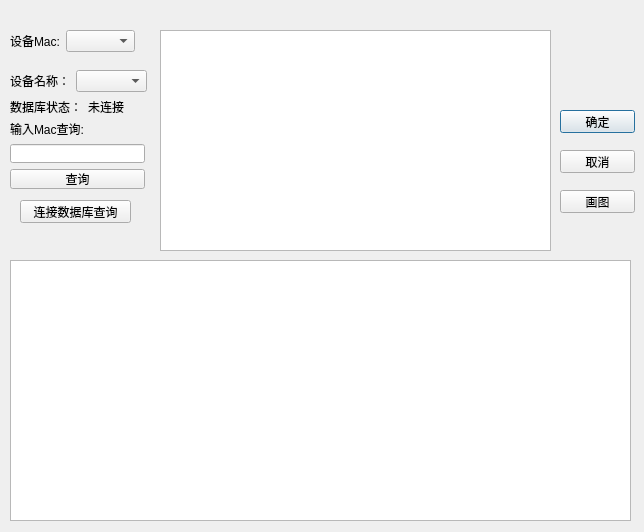
Before: the Qt Designer form dataconfigdialog.ui in WcksOwnCode/SensorManager_Updated, drawn with Qt 5.
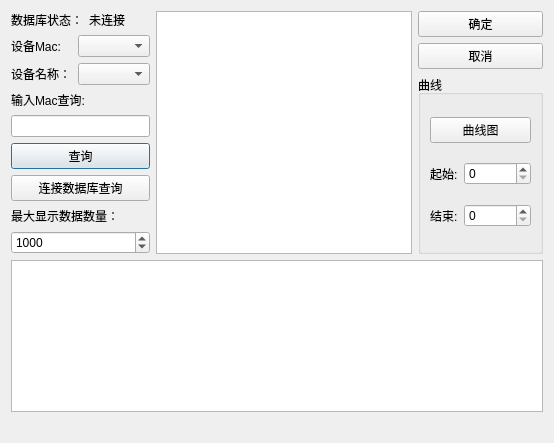
After: the same form once the commit is applied. Custom widgets are drawn as their Qt base class.

Patch:
```diff
--- a/dataconfigdialog.ui
+++ b/dataconfigdialog.ui
@@ -6,84 +6,43 @@
    <rect>
     <x>0</x>
     <y>0</y>
-    <width>644</width>
-    <height>532</height>
+    <width>554</width>
+    <height>443</height>
    </rect>
   </property>
   <property name="windowTitle">
    <string>Dialog</string>
   </property>
-  <widget class="QPushButton" name="Accept_pushButton">
-   <property name="geometry">
-    <rect>
-     <x>560</x>
-     <y>110</y>
-     <width>75</width>
-     <height>23</height>
-    </rect>
-   </property>
+  <layout class="QGridLayout" name="gridLayout">
+   <item row="0" column="0">
+    <layout class="QVBoxLayout" name="verticalLayout_7">
+     <item>
+      <layout class="QHBoxLayout" name="horizontalLayout_6">
+       <item>
+        <layout class="QVBoxLayout" name="verticalLayout_4">
+         <item>
+          <layout class="QVBoxLayout" name="verticalLayout_3">
+           <item>
+            <layout class="QVBoxLayout" name="verticalLayout_2">
+             <item>
+              <layout class="QHBoxLayout" name="horizontalLayout_3">
+               <item>
+                <widget class="QLabel" name="label_3">
    <property name="text">
-    <string>确定</string>
-   </property>
-  </widget>
-  <widget class="QPushButton" name="Cancel_pushButton">
-   <property name="geometry">
-    <rect>
-     <x>560</x>
-     <y>150</y>
-     <width>75</width>
-     <height>23</height>
-    </rect>
-   </property>
+                  <string>数据库状态：</string>
+                 </property>
+                </widget>
+               </item>
+               <item>
+                <widget class="QLabel" name="DataBaseStatu_label">
    <property name="text">
-    <string>取消</string>
-   </property>
-  </widget>
-  <widget class="QPushButton" name="ConnectDB_pushButton">
-   <property name="geometry">
-    <rect>
-     <x>20</x>
-     <y>200</y>
-     <width>111</width>
-     <height>23</height>
-    </rect>
-   </property>
-   <property name="text">
-    <string>连接数据库查询</string>
-   </property>
-  </widget>
-  <widget class="QTableWidget" name="Data_tableWidget">
-   <property name="geometry">
-    <rect>
-     <x>160</x>
-     <y>30</y>
-     <width>391</width>
-     <height>221</height>
-    </rect>
-   </property>
-  </widget>
-  <widget class="QLabel" name="Message_label">
-   <property name="geometry">
-    <rect>
-     <x>10</x>
-     <y>220</y>
-     <width>131</width>
-     <height>61</height>
-    </rect>
-   </property>
-   <property name="text">
-    <string/>
-   </property>
-  </widget>
-  <widget class="QWidget" name="layoutWidget">
-   <property name="geometry">
-    <rect>
-     <x>10</x>
-     <y>30</y>
-     <width>125</width>
-     <height>22</height>
-    </rect>
-   </property>
+                  <string>未连接</string>
+                 </property>
+                </widget>
+               </item>
+              </layout>
+             </item>
+             <item>
    <layout class="QHBoxLayout" name="horizontalLayout">
     <item>
      <widget class="QLabel" name="label">
@@ -96,16 +55,8 @@
      <widget class="QComboBox" name="Mac_comboBox"/>
     </item>
    </layout>
-  </widget>
-  <widget class="QWidget" name="layoutWidget">
-   <property name="geometry">
-    <rect>
-     <x>10</x>
-     <y>70</y>
-     <width>137</width>
-     <height>22</height>
-    </rect>
-   </property>
+             </item>
+             <item>
    <layout class="QHBoxLayout" name="horizontalLayout_2">
     <item>
      <widget class="QLabel" name="label_2">
@@ -118,42 +69,10 @@
      <widget class="QComboBox" name="Name_comboBox"/>
     </item>
    </layout>
-  </widget>
-  <widget class="QWidget" name="layoutWidget">
-   <property name="geometry">
-    <rect>
-     <x>10</x>
-     <y>100</y>
-     <width>116</width>
-     <height>14</height>
-    </rect>
-   </property>
-   <layout class="QHBoxLayout" name="horizontalLayout_3">
-    <item>
-     <widget class="QLabel" name="label_3">
-      <property name="text">
-       <string>数据库状态：</string>
-      </property>
-     </widget>
-    </item>
-    <item>
-     <widget class="QLabel" name="DataBaseStatu_label">
-      <property name="text">
-       <string>未连接</string>
-      </property>
-     </widget>
-    </item>
-   </layout>
-  </widget>
-  <widget class="QWidget" name="layoutWidget">
-   <property name="geometry">
-    <rect>
-     <x>10</x>
-     <y>120</y>
-     <width>135</width>
-     <height>69</height>
-    </rect>
-   </property>
+             </item>
+            </layout>
+           </item>
+           <item>
    <layout class="QVBoxLayout" name="verticalLayout">
     <item>
      <widget class="QLabel" name="label_4">
@@ -163,40 +82,158 @@
      </widget>
     </item>
     <item>
-     <widget class="QLineEdit" name="Mac_Input_lineEdit"/>
+              <widget class="QLineEdit" name="Mac_Input_lineEdit">
+               <property name="maximumSize">
+                <size>
+                 <width>16777215</width>
+                 <height>185</height>
+                </size>
+               </property>
+              </widget>
     </item>
     <item>
      <widget class="QPushButton" name="Input_Query_pushButton">
+               <property name="maximumSize">
+                <size>
+                 <width>16777215</width>
+                 <height>185</height>
+                </size>
+               </property>
       <property name="text">
        <string>查询</string>
       </property>
      </widget>
     </item>
    </layout>
-  </widget>
-  <widget class="QtCharts::QChartView" name="ChartView">
-   <property name="geometry">
-    <rect>
-     <x>10</x>
-     <y>260</y>
-     <width>621</width>
-     <height>261</height>
-    </rect>
-   </property>
-  </widget>
+           </item>
+           <item>
+            <widget class="QPushButton" name="ConnectDB_pushButton">
+             <property name="maximumSize">
+              <size>
+               <width>16777215</width>
+               <height>185</height>
+              </size>
+             </property>
+             <property name="text">
+              <string>连接数据库查询</string>
+             </property>
+            </widget>
+           </item>
+          </layout>
+         </item>
+         <item>
+          <widget class="QLabel" name="label_5">
+           <property name="text">
+            <string>最大显示数据数量：</string>
+           </property>
+          </widget>
+         </item>
+         <item>
+          <widget class="QSpinBox" name="MaxItemCount_spinBox">
+           <property name="minimum">
+            <number>0</number>
+           </property>
+           <property name="maximum">
+            <number>500000</number>
+           </property>
+           <property name="singleStep">
+            <number>500</number>
+           </property>
+           <property name="value">
+            <number>1000</number>
+           </property>
+          </widget>
+         </item>
+        </layout>
+       </item>
+       <item>
+        <widget class="QTableWidget" name="Data_tableWidget"/>
+       </item>
+       <item>
+        <layout class="QVBoxLayout" name="verticalLayout_6">
+         <item>
+          <widget class="QPushButton" name="Accept_pushButton">
+           <property name="text">
+            <string>确定</string>
+           </property>
+          </widget>
+         </item>
+         <item>
+          <widget class="QPushButton" name="Cancel_pushButton">
+           <property name="text">
+            <string>取消</string>
+           </property>
+          </widget>
+         </item>
+         <item>
+          <widget class="QGroupBox" name="groupBox">
+           <property name="title">
+            <string>曲线</string>
+           </property>
+           <layout class="QVBoxLayout" name="verticalLayout_5">
+            <item>
   <widget class="QPushButton" name="DrawOnchart_pushButton">
-   <property name="geometry">
-    <rect>
-     <x>560</x>
-     <y>190</y>
-     <width>75</width>
-     <height>23</height>
-    </rect>
-   </property>
+              <property name="text">
+               <string>曲线图</string>
+              </property>
+             </widget>
+            </item>
+            <item>
+             <layout class="QHBoxLayout" name="horizontalLayout_4">
+              <item>
+               <widget class="QLabel" name="label_6">
    <property name="text">
-    <string>画图</string>
-   </property>
-  </widget>
+                 <string>起始:</string>
+                </property>
+               </widget>
+              </item>
+              <item>
+               <widget class="QSpinBox" name="IndexStart_spinBox">
+                <property name="maximum">
+                 <number>500000</number>
+                </property>
+               </widget>
+              </item>
+             </layout>
+            </item>
+            <item>
+             <layout class="QHBoxLayout" name="horizontalLayout_5">
+              <item>
+               <widget class="QLabel" name="label_7">
+                <property name="text">
+                 <string>结束:</string>
+                </property>
+               </widget>
+              </item>
+              <item>
+               <widget class="QSpinBox" name="IndexEnd_spinBox">
+                <property name="maximum">
+                 <number>500000</number>
+                </property>
+               </widget>
+              </item>
+             </layout>
+            </item>
+           </layout>
+          </widget>
+         </item>
+        </layout>
+       </item>
+      </layout>
+     </item>
+     <item>
+      <widget class="QtCharts::QChartView" name="ChartView"/>
+     </item>
+    </layout>
+   </item>
+   <item row="1" column="0">
+    <widget class="QLabel" name="Message_label">
+     <property name="text">
+      <string/>
+     </property>
+    </widget>
+   </item>
+  </layout>
  </widget>
  <customwidgets>
   <customwidget>
```
Lines whose indentation alone changed are shown as unchanged.
